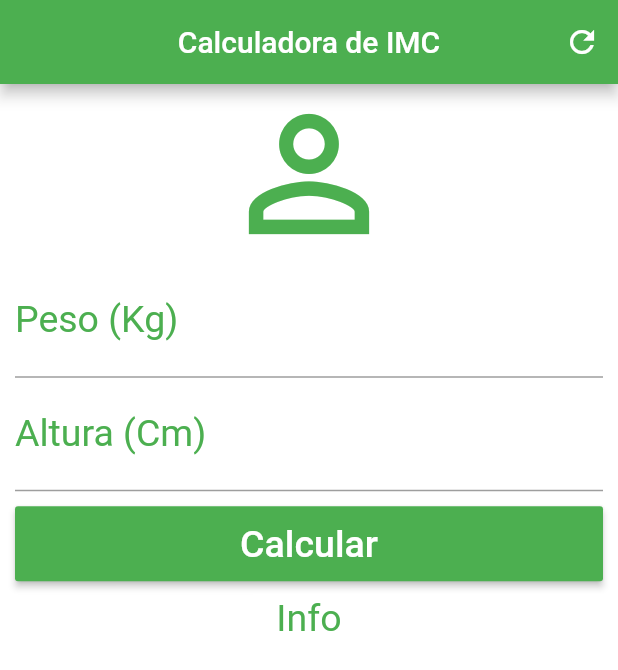
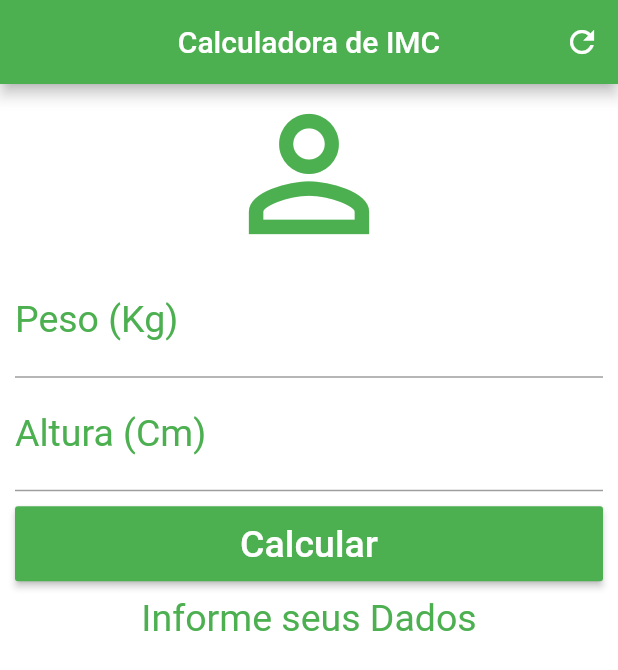
Before and after one commit to sudorafa/flutter_study-calculadora_imc, a Flutter app: the screen it shows after launch, after a tap on "Calcular", on a phone screen of 412 x 824 dp. Shown: the top 670 px of the screen. Run offline on Flutter 3.47's test engine with Material 2 defaults, Android fonts, the phone set to English and light mode, and no system bars.

Commit message:
Controller and Calculate

```diff
--- a/lib/main.dart
+++ b/lib/main.dart
@@ -12,6 +12,40 @@ class Home extends StatefulWidget {
 }
 
 class _HomeState extends State<Home> {
+  TextEditingController weightController = TextEditingController();
+  TextEditingController heightController = TextEditingController();
+  String _infoText = "Informe seus Dados";
+
+  void _resetField() {
+    weightController.text = "";
+    heightController.text = "";
+    setState(() {
+      _infoText = "Informe seus Dados";
+    });
+  }
+
+  void _calculate() {
+    setState(() {
+      double weight = double.parse(weightController.text);
+      double height = double.parse(heightController.text) / 100;
+
+      //peso * altura ao quadrado
+      double imc = weight / (height * height);
+      if (imc < 18.6)
+        _infoText = "Abaixo do peso (${imc.toStringAsPrecision(3)})";
+      else if (imc >= 18.6 && imc < 24.9)
+        _infoText = "Peso Ideal (${imc.toStringAsPrecision(3)})";
+      else if (imc >= 24.9 && imc < 29.9)
+        _infoText = "Levemente acima do peso (${imc.toStringAsPrecision(3)})";
+      else if (imc >= 29.9 && imc < 34.9)
+        _infoText = "Obesidade Grau I (${imc.toStringAsPrecision(3)})";
+      else if (imc >= 34.9 && imc < 39.9)
+        _infoText = "Obesidade Grau II (${imc.toStringAsPrecision(3)})";
+      else if (imc >= 40)
+        _infoText = "Obesidade Grau III (${imc.toStringAsPrecision(3)})";
+    });
+  }
+
   @override
   Widget build(BuildContext context) {
     return Scaffold(
@@ -19,7 +53,9 @@ class _HomeState extends State<Home> {
           title: Text("Calculadora de IMC"),
           centerTitle: true,
           backgroundColor: Colors.green,
-          actions: [IconButton(icon: Icon(Icons.refresh), onPressed: () {})],
+          actions: [
+            IconButton(icon: Icon(Icons.refresh), onPressed: _resetField)
+          ],
         ),
         backgroundColor: Colors.white,
         body: SingleChildScrollView(
@@ -35,6 +71,7 @@ class _HomeState extends State<Home> {
                     labelStyle: TextStyle(color: Colors.green)),
                 textAlign: TextAlign.center,
                 style: TextStyle(color: Colors.green, fontSize: 25.0),
+                controller: weightController,
               ),
               TextField(
                 keyboardType: TextInputType.number,
@@ -43,13 +80,14 @@ class _HomeState extends State<Home> {
                     labelStyle: TextStyle(color: Colors.green)),
                 textAlign: TextAlign.center,
                 style: TextStyle(color: Colors.green, fontSize: 25.0),
+                controller: heightController,
               ),
               Padding(
                 padding: EdgeInsets.only(top: 10.0, bottom: 10.0),
                 child: Container(
                     height: 50.0,
                     child: RaisedButton(
-                      onPressed: () {},
+                      onPressed: _calculate,
                       child: Text(
                         "Calcular",
                         style: TextStyle(color: Colors.white, fontSize: 25.0),
@@ -58,7 +96,7 @@ class _HomeState extends State<Home> {
                     )),
               ),
               Text(
-                "Info",
+                _infoText,
                 textAlign: TextAlign.center,
                 style: TextStyle(color: Colors.green, fontSize: 25.0),
               )
```
